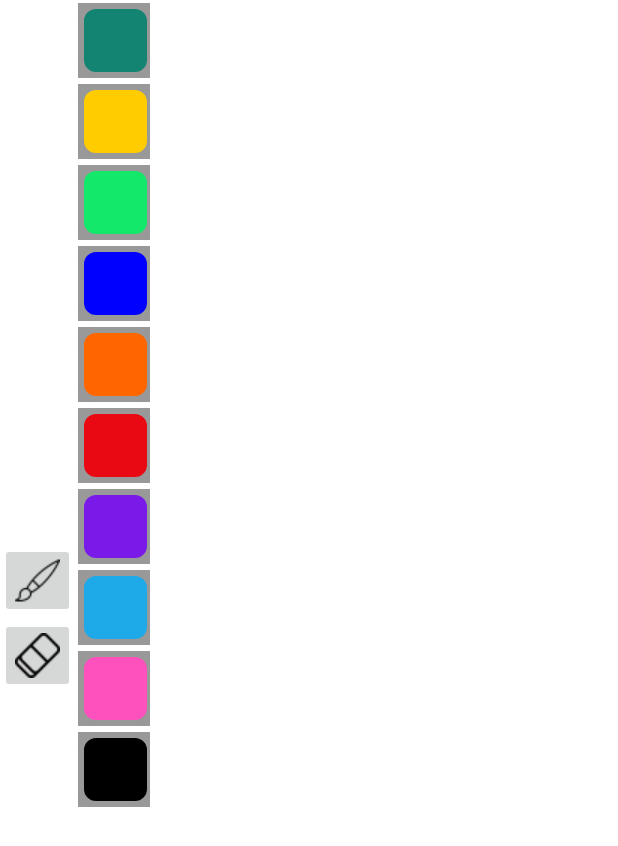
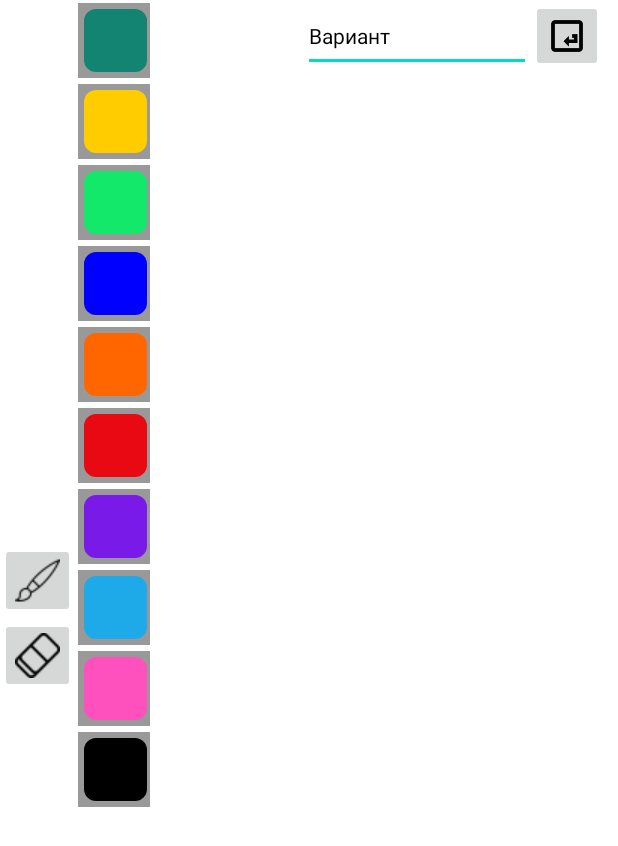
Before and after one commit to oaeolia/ItogoviyProject, an Android app: the layout activity_main.xml on its own in the app's theme, with its tools: preview values and no code run, on a phone screen of 412 x 824 dp. Shown: the top 846 px of the screen. Run offline under Robolectric (Android 15) with nearby library versions, the phone set to English and light mode, and no system bars; network calls fail.

Commit message:
[Client] Added main game logic

```diff
--- a/AndroidApplication/app/src/main/java/com/nikol/sketchit/GameMenuActivity.java
+++ b/AndroidApplication/app/src/main/java/com/nikol/sketchit/GameMenuActivity.java
@@ -67,9 +67,9 @@ public class GameMenuActivity extends AppCompatActivity {
                     Application application = (Application) getApplication();
                     application.getServer().checkRoom(roomId, new ServerCallback<String, Boolean, Object>() {
                         @Override
-                        public void onDataReady(String arg1, Boolean arg2, Object arg3) {
-                            application.getLogger().logDebug("Test", arg1);
-                            if (arg1.equals("STARTED")) {
+                        public void onDataReady(String message, Boolean status, Object arg3) {
+                            application.getLogger().logDebug("Test", message);
+                            if (message.equals("STARTED")) {
                                 application.getLogger().logDebug("Test", "STARTED");
                                 interrupt();
                                 Intent intent = new Intent(GameMenuActivity.this, MainActivity.class);
--- a/AndroidApplication/app/src/main/res/layout/activity_main.xml
+++ b/AndroidApplication/app/src/main/res/layout/activity_main.xml
@@ -175,15 +175,46 @@
             android:src="@drawable/eraser" />
     </LinearLayout>
 
+    <EditText
+        android:id="@+id/input_variant"
+        android:layout_width="0dp"
+        android:layout_height="wrap_content"
+        android:layout_marginEnd="48dp"
+        android:ems="10"
+        android:hint="@string/title_variant"
+        android:importantForAutofill="no"
+        android:inputType="text"
+        android:minHeight="48dp"
+        android:textColor="@color/black"
+        android:textColorHint="@color/black"
+        android:textSize="14sp"
+        app:layout_constraintEnd_toEndOf="@+id/layout_chat"
+        app:layout_constraintStart_toStartOf="@+id/layout_chat"
+        app:layout_constraintTop_toBottomOf="@+id/layout_chat" />
+
+    <ImageButton
+        android:id="@+id/button_enter_variant"
+        android:layout_width="0dp"
+        android:layout_height="0dp"
+        android:contentDescription="@string/content_description_enter_variant"
+        android:scaleType="centerCrop"
+        android:src="@drawable/icon_enter"
+        app:layout_constraintBottom_toBottomOf="@+id/input_variant"
+        app:layout_constraintEnd_toEndOf="@+id/layout_chat"
+        app:layout_constraintStart_toEndOf="@+id/input_variant"
+        app:layout_constraintTop_toBottomOf="@+id/layout_chat" />
+
     <com.nikol.sketchit.ChatRecycleView
         android:id="@+id/layout_chat"
         android:layout_width="200dp"
         android:layout_height="wrap_content"
         android:layout_marginEnd="10dp"
         android:longClickable="false"
-        android:maxHeight="250dp"
+        android:maxHeight="150dp"
         app:layout_constraintEnd_toEndOf="parent"
-        app:layout_constraintTop_toTopOf="parent" />
+        app:layout_constraintTop_toTopOf="parent">
+
+    </com.nikol.sketchit.ChatRecycleView>
 
     <androidx.constraintlayout.widget.ConstraintLayout
         android:id="@+id/progress_bar_layout"
@@ -193,8 +224,10 @@
         android:visibility="invisible"
         app:layout_constraintBottom_toBottomOf="parent"
         app:layout_constraintEnd_toEndOf="parent"
+        app:layout_constraintHorizontal_bias="0.0"
         app:layout_constraintStart_toStartOf="parent"
-        app:layout_constraintTop_toTopOf="parent">
+        app:layout_constraintTop_toTopOf="parent"
+        app:layout_constraintVertical_bias="0.0">
 
         <ProgressBar
             android:id="@+id/progressBar"
@@ -205,6 +238,7 @@
             app:layout_constraintEnd_toEndOf="parent"
             app:layout_constraintStart_toStartOf="parent"
             app:layout_constraintTop_toTopOf="parent" />
+
     </androidx.constraintlayout.widget.ConstraintLayout>
 
 </androidx.constraintlayout.widget.ConstraintLayout>
--- a/AndroidApplication/app/src/main/res/values/strings.xml
+++ b/AndroidApplication/app/src/main/res/values/strings.xml
@@ -5,6 +5,7 @@
     <string name="title_username_input">Имя пользователя</string>
     <string name="title_email_input">Почта</string>
     <string name="title_password_input">Пароль</string>
+    <string name="title_variant">Вариант</string>
 
     <string name="action_login">Войти</string>
     <string name="action_register">Зарегистрироваться</string>
@@ -26,7 +27,6 @@
     <string name="message_error_register_email_is_now_valid">Введите корректный email</string>
     <string name="message_error_cant_auto_login">Не получается войти в аккаунт</string>
 
-
     <string name="sml">Small</string>
     <string name="med">Medium</string>
     <string name="lrg">Large</string>
@@ -34,5 +34,6 @@
     <string name="content_description_brush">Кисточка</string>
     <string name="content_description_erase">Ластик</string>
     <string name="content_description_color">Цвет</string>
+    <string name="content_description_enter_variant">Введите вариант</string>
 
 </resources>
```
Also changed, not shown: AndroidApplication/app/src/main/java/com/nikol/sketchit/Application.java (+9 -0 lines), AndroidApplication/app/src/main/java/com/nikol/sketchit/MainActivity.java (+12 -5 lines), AndroidApplication/app/src/main/java/com/nikol/sketchit/PaintView.java (+8 -0 lines), AndroidApplication/app/src/main/java/com/nikol/sketchit/game/GameController.java (+55 -29 lines), AndroidApplication/app/src/main/java/com/nikol/sketchit/game/GameLayoutBridge.java (+39 -0 lines), AndroidApplication/app/src/main/java/com/nikol/sketchit/server/Server.java (+97 -2 lines), AndroidApplication/app/src/main/res/drawable/icon_enter.png (added).
